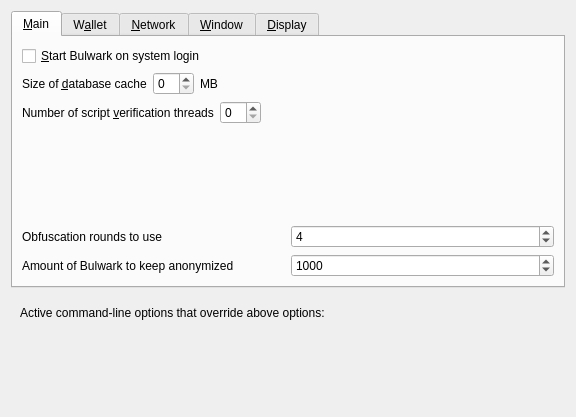
First picture: the form in src/qt/forms/optionsdialog.ui, repository coinmenace/faccore, before the edit.
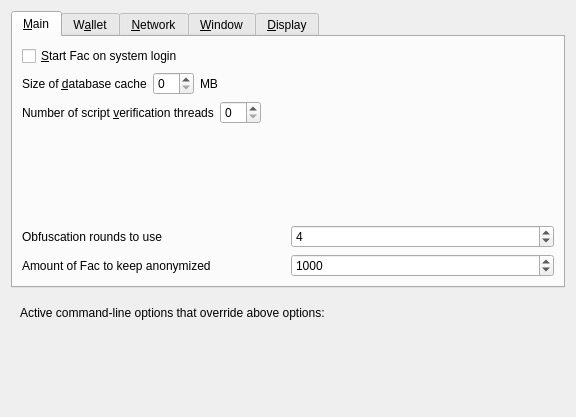
Second picture: the form after the edit. The open tabs and pages were chosen to show the change. Custom widgets are drawn as their Qt base class.

What changed in the file:
```diff
--- a/src/qt/forms/optionsdialog.ui
+++ b/src/qt/forms/optionsdialog.ui
@@ -33,7 +33,7 @@
           <string>Automatically start Bulwark after logging in to the system.</string>
          </property>
          <property name="text">
-          <string>&amp;Start Bulwark on system login</string>
+          <string>&amp;Start Fac on system login</string>
          </property>
         </widget>
        </item>
@@ -177,7 +177,7 @@
             <string notr="true"/>
            </property>
            <property name="text">
-            <string>Amount of Bulwark to keep anonymized</string>
+            <string>Amount of Fac to keep anonymized</string>
            </property>
           </widget>
          </item>
```
Left out of the diff: 12 changed lines with no effect on the pictures.
